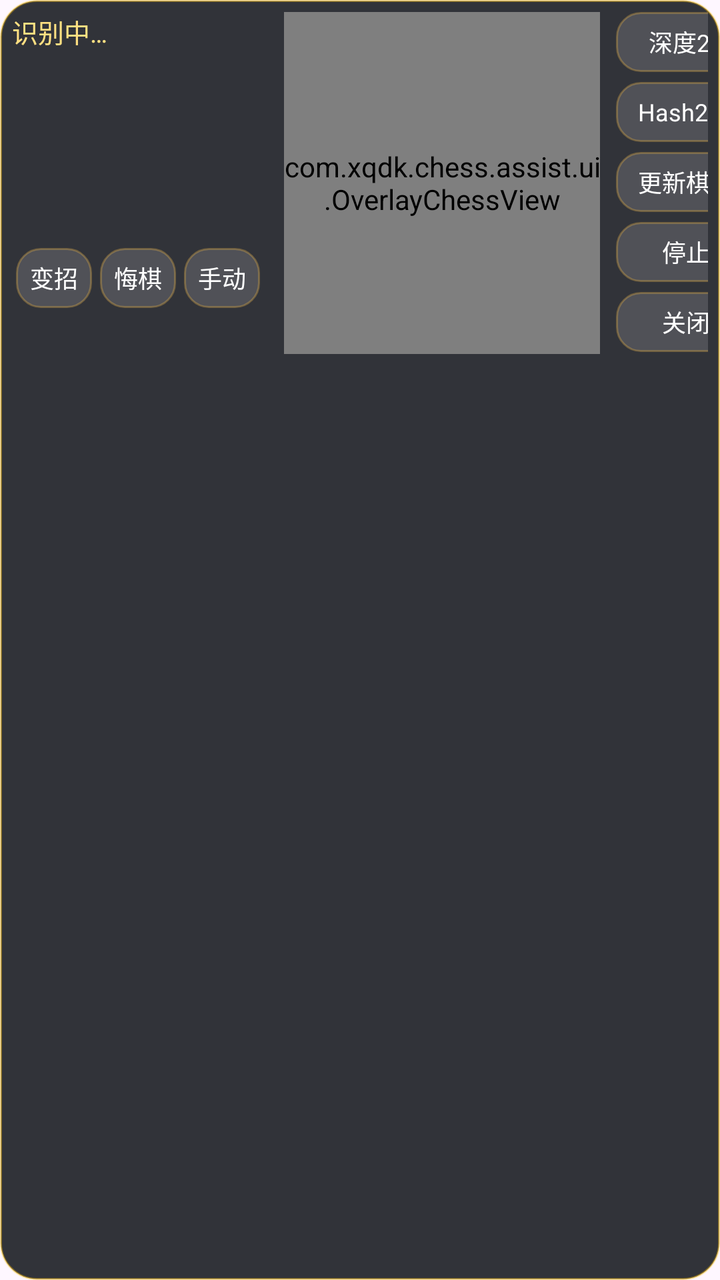
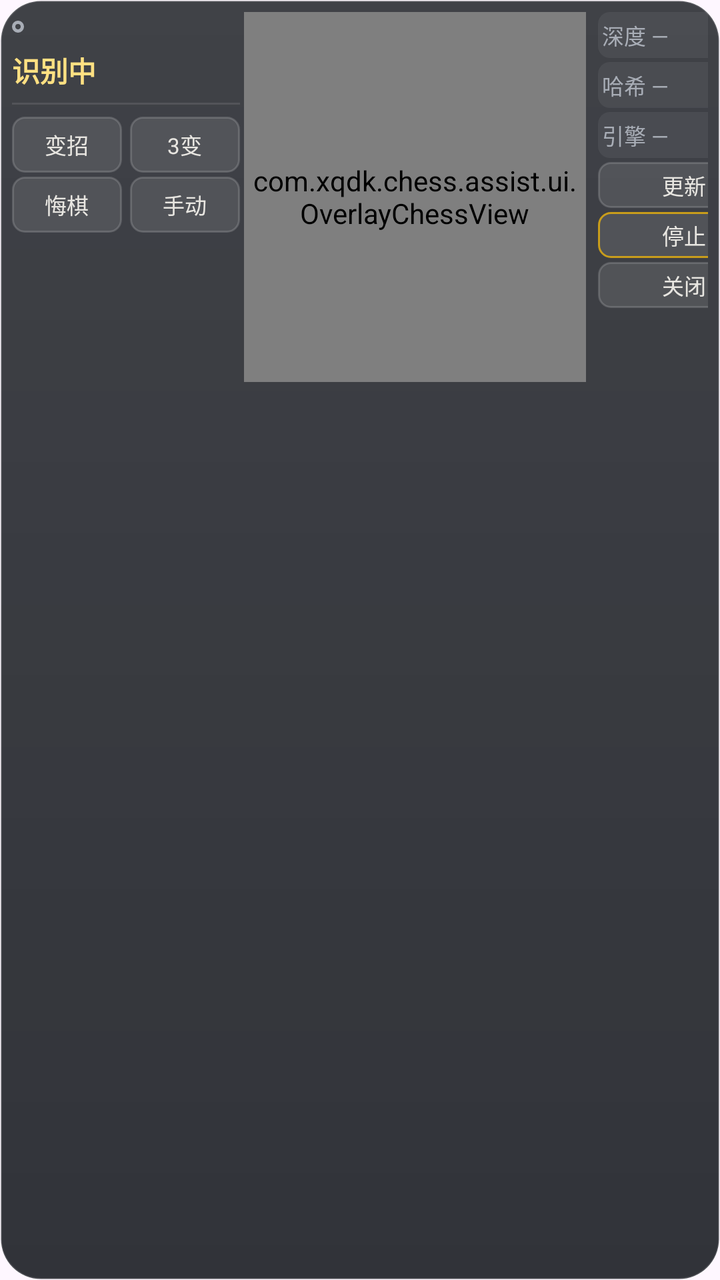

An Android layout rendered at two revisions. The XML below is the earlier revision; the diff shows what the commit changed to produce the second picture.
<!-- AndroidManifest.xml: application theme Theme.ChineseChess -->
<!-- res/layout/overlay_panel.xml -->
<?xml version="1.0" encoding="utf-8"?>
<LinearLayout xmlns:android="http://schemas.android.com/apk/res/android"
    android:id="@+id/overlay_root"
    android:layout_width="wrap_content"
    android:layout_height="wrap_content"
    android:background="@drawable/overlay_bg"
    android:clickable="true"
    android:focusable="true"
    android:orientation="horizontal"
    android:padding="6dp">

    
    <LinearLayout
        android:layout_width="132dp"
        android:layout_height="wrap_content"
        android:orientation="vertical">

        <TextView
            android:id="@+id/overlay_status"
            android:layout_width="match_parent"
            android:layout_height="wrap_content"
            android:minHeight="118dp"
            android:ellipsize="end"
            android:maxLines="8"
            android:text="识别中…"
            android:textColor="#FFE082"
            android:textSize="13sp" />

        <LinearLayout
            android:layout_width="match_parent"
            android:layout_height="wrap_content"
            android:orientation="horizontal">

            <TextView
                android:id="@+id/overlay_btn_change"
                style="@style/OverlayButton"
                android:layout_width="38dp"
                android:layout_height="30dp"
                android:layout_marginHorizontal="2dp"
                android:gravity="center"
                android:paddingHorizontal="0dp"
                android:text="变招" />

            <TextView
                android:id="@+id/overlay_btn_undo"
                style="@style/OverlayButton"
                android:layout_width="38dp"
                android:layout_height="30dp"
                android:layout_marginHorizontal="2dp"
                android:gravity="center"
                android:paddingHorizontal="0dp"
                android:text="悔棋" />

            <TextView
                android:id="@+id/overlay_btn_manual"
                style="@style/OverlayButton"
                android:layout_width="38dp"
                android:layout_height="30dp"
                android:layout_marginHorizontal="2dp"
                android:gravity="center"
                android:paddingHorizontal="0dp"
                android:text="手动" />
        </LinearLayout>
    </LinearLayout>

    <com.xqdk.chess.assist.ui.OverlayChessView
        android:id="@+id/overlay_chess"
        android:layout_width="158dp"
        android:layout_height="171dp"
        android:layout_marginHorizontal="4dp" />

    
    <LinearLayout
        android:layout_width="78dp"
        android:layout_height="wrap_content"
        android:orientation="vertical">

        <TextView
            android:id="@+id/overlay_btn_strength"
            style="@style/OverlayButton"
            android:layout_width="match_parent"
            android:layout_height="30dp"
            android:gravity="center"
            android:paddingHorizontal="2dp"
            android:text="深度20" />

        <TextView
            android:id="@+id/overlay_btn_hash"
            style="@style/OverlayButton"
            android:layout_width="match_parent"
            android:layout_height="30dp"
            android:layout_marginTop="5dp"
            android:gravity="center"
            android:paddingHorizontal="2dp"
            android:text="Hash256" />

        <TextView
            android:id="@+id/overlay_btn_turn"
            style="@style/OverlayButton"
            android:layout_width="match_parent"
            android:layout_height="30dp"
            android:layout_marginTop="5dp"
            android:gravity="center"
            android:paddingHorizontal="2dp"
            android:text="更新棋局" />

        <TextView
            android:id="@+id/overlay_btn_pause"
            style="@style/OverlayButton"
            android:layout_width="match_parent"
            android:layout_height="30dp"
            android:layout_marginTop="5dp"
            android:gravity="center"
            android:paddingHorizontal="2dp"
            android:text="停止" />

        <TextView
            android:id="@+id/overlay_btn_close"
            style="@style/OverlayButton"
            android:layout_width="match_parent"
            android:layout_height="30dp"
            android:layout_marginTop="5dp"
            android:gravity="center"
            android:paddingHorizontal="2dp"
            android:text="关闭" />
    </LinearLayout>
</LinearLayout>
<!-- resources referenced by this layout -->
<resources>
  <!-- drawable overlay_bg (drawable) -->
  <?xml version="1.0" encoding="utf-8"?>
  <shape xmlns:android="http://schemas.android.com/apk/res/android" android:shape="rectangle">
      <solid android:color="#E61B1E24" />
      <corners android:radius="18dp" />
      <stroke android:width="1dp" android:color="#66FFC107" />
  </shape>
  <style name="OverlayButton">
          <item name="android:layout_width">wrap_content</item>
          <item name="android:layout_height">wrap_content</item>
          <item name="android:background">@drawable/overlay_button_bg</item>
          <item name="android:paddingHorizontal">7dp</item>
          <item name="android:paddingVertical">3dp</item>
          <item name="android:layout_marginHorizontal">4dp</item>
          <item name="android:textColor">#FFFFFF</item>
          <item name="android:textSize">12sp</item>
      </style>
  <!-- drawable overlay_button_bg (drawable) -->
  <?xml version="1.0" encoding="utf-8"?>
  <shape xmlns:android="http://schemas.android.com/apk/res/android" android:shape="rectangle">
      <solid android:color="#26FFFFFF" />
      <corners android:radius="12dp" />
      <stroke android:width="1dp" android:color="#55EEB74C" />
  </shape>
  <style name="Base.Theme.ChineseChess" parent="Theme.Material3.DayNight.NoActionBar">
          
          
      </style>
  <!-- unchanged entries left out for length: 1 -->
</resources>

<!-- the commit's change to res/layout/overlay_panel.xml (unified diff, before → after) -->
@@ -11,117 +11,187 @@
 
     
     <LinearLayout
-        android:layout_width="132dp"
+        android:id="@+id/overlay_col_left"
+        android:layout_width="114dp"
         android:layout_height="wrap_content"
         android:orientation="vertical">
 
+        
+        <LinearLayout
+            android:layout_width="match_parent"
+            android:layout_height="wrap_content"
+            android:gravity="center_vertical"
+            android:orientation="horizontal">
+
+            <View
+                android:id="@+id/overlay_state_dot"
+                android:layout_width="6dp"
+                android:layout_height="6dp"
+                android:background="@drawable/overlay_state_dot_idle" />
+
+            <TextView
+                android:id="@+id/overlay_state"
+                style="@style/OverlayState"
+                android:layout_width="0dp"
+                android:layout_height="wrap_content"
+                android:layout_marginStart="5dp"
+                android:layout_weight="1" />
+        </LinearLayout>
+
+        
+        <TextView
+            android:id="@+id/overlay_occluded"
+            style="@style/OverlayState"
+            android:layout_width="match_parent"
+            android:layout_height="wrap_content"
+            android:layout_marginTop="3dp"
+            android:text="挡住棋盘，建议移开"
+            android:visibility="gone" />
+
+        
         <TextView
             android:id="@+id/overlay_status"
+            style="@style/OverlayHeadline"
             android:layout_width="match_parent"
             android:layout_height="wrap_content"
-            android:minHeight="118dp"
-            android:ellipsize="end"
-            android:maxLines="8"
-            android:text="识别中…"
-            android:textColor="#FFE082"
-            android:textSize="13sp" />
+            android:layout_marginTop="4dp"
+            android:text="识别中" />
+
+        
+        <TextView
+            android:id="@+id/overlay_advantage"
+            style="@style/OverlayAdvantage"
+            android:layout_width="match_parent"
+            android:layout_height="wrap_content"
+            android:layout_marginTop="2dp"
+            android:textColor="@color/qi_jade_text"
+            android:visibility="gone" />
+
+        <View
+            android:id="@+id/overlay_divider"
+            android:layout_width="match_parent"
+            android:layout_height="1dp"
+            android:layout_marginTop="6dp"
+            android:background="@color/qi_line1" />
+
+        
+        <TextView
+            android:id="@+id/overlay_candidate"
+            style="@style/OverlayCandidate"
+            android:layout_width="match_parent"
+            android:layout_height="wrap_content"
+            android:layout_marginTop="6dp"
+            android:textColor="@color/qi_ivory"
+            android:visibility="gone" />
+
+        
+        <LinearLayout
+            android:layout_width="match_parent"
+            android:layout_height="wrap_content"
+            android:layout_marginTop="6dp"
+            android:orientation="horizontal">
+
+            <TextView
+                android:id="@+id/overlay_btn_change"
+                style="@style/OverlayAction"
+                android:layout_width="0dp"
+                android:layout_height="28dp"
+                android:layout_marginEnd="2dp"
+                android:layout_weight="1"
+                android:text="变招" />
+
+            <TextView
+                android:id="@+id/overlay_btn_multipv"
+                style="@style/OverlayAction"
+                android:layout_width="0dp"
+                android:layout_height="28dp"
+                android:layout_marginStart="2dp"
+                android:layout_weight="1"
+                android:text="3变" />
+        </LinearLayout>
 
         <LinearLayout
             android:layout_width="match_parent"
             android:layout_height="wrap_content"
+            android:layout_marginTop="2dp"
             android:orientation="horizontal">
 
             <TextView
-                android:id="@+id/overlay_btn_change"
-                style="@style/OverlayButton"
-                android:layout_width="38dp"
-                android:layout_height="30dp"
-                android:layout_marginHorizontal="2dp"
-                android:gravity="center"
-                android:paddingHorizontal="0dp"
-                android:text="变招" />
-
-            <TextView
                 android:id="@+id/overlay_btn_undo"
-                style="@style/OverlayButton"
-                android:layout_width="38dp"
-                android:layout_height="30dp"
-                android:layout_marginHorizontal="2dp"
-                android:gravity="center"
-                android:paddingHorizontal="0dp"
+                style="@style/OverlayAction"
+                android:layout_width="0dp"
+                android:layout_height="28dp"
+                android:layout_marginEnd="2dp"
+                android:layout_weight="1"
                 android:text="悔棋" />
 
             <TextView
                 android:id="@+id/overlay_btn_manual"
-                style="@style/OverlayButton"
-                android:layout_width="38dp"
-                android:layout_height="30dp"
-                android:layout_marginHorizontal="2dp"
-                android:gravity="center"
-                android:paddingHorizontal="0dp"
+                style="@style/OverlayAction"
+                android:layout_width="0dp"
+                android:layout_height="28dp"
+                android:layout_marginStart="2dp"
+                android:layout_weight="1"
                 android:text="手动" />
         </LinearLayout>
     </LinearLayout>
 
     <com.xqdk.chess.assist.ui.OverlayChessView
         android:id="@+id/overlay_chess"
-        android:layout_width="158dp"
-        android:layout_height="171dp"
-        android:layout_marginHorizontal="4dp" />
+        android:layout_width="171dp"
+        android:layout_height="185dp"
+        android:layout_marginHorizontal="2dp" />
 
     
     <LinearLayout
-        android:layout_width="78dp"
+        android:id="@+id/overlay_col_right"
+        android:layout_width="90dp"
         android:layout_height="wrap_content"
-        android:orientation="vertical">
+        android:layout_marginStart="2dp"
+        android:orientation="vertical"
+        android:paddingHorizontal="2dp">
 
         <TextView
             android:id="@+id/overlay_btn_strength"
-            style="@style/OverlayButton"
-            android:layout_width="match_parent"
-            android:layout_height="30dp"
-            android:gravity="center"
-            android:paddingHorizontal="2dp"
-            android:text="深度20" />
+            style="@style/OverlayChip"
+            android:text="深度 —" />
 
         <TextView
             android:id="@+id/overlay_btn_hash"
-            style="@style/OverlayButton"
-            android:layout_width="match_parent"
-            android:layout_height="30dp"
-            android:layout_marginTop="5dp"
-            android:gravity="center"
-            android:paddingHorizontal="2dp"
-            android:text="Hash256" />
+            style="@style/OverlayChip"
+            android:layout_marginTop="2dp"
+            android:text="哈希 —" />
+
+        
+        <TextView
+            android:id="@+id/overlay_btn_engine"
+            style="@style/OverlayChip"
+            android:layout_marginTop="2dp"
+            android:text="引擎 —" />
 
         <TextView
             android:id="@+id/overlay_btn_turn"
-            style="@style/OverlayButton"
+            style="@style/OverlayAction"
             android:layout_width="match_parent"
-            android:layout_height="30dp"
-            android:layout_marginTop="5dp"
-            android:gravity="center"
-            android:paddingHorizontal="2dp"
-            android:text="更新棋局" />
+            android:layout_height="23dp"
+            android:layout_marginTop="2dp"
+            android:text="更新" />
 
         <TextView
             android:id="@+id/overlay_btn_pause"
-            style="@style/OverlayButton"
+            style="@style/OverlayAction"
             android:layout_width="match_parent"
-            android:layout_height="30dp"
-            android:layout_marginTop="5dp"
-            android:gravity="center"
-            android:paddingHorizontal="2dp"
+            android:layout_height="23dp"
+            android:layout_marginTop="2dp"
+            android:background="@drawable/overlay_action_stop_bg"
             android:text="停止" />
 
         <TextView
             android:id="@+id/overlay_btn_close"
-            style="@style/OverlayButton"
+            style="@style/OverlayAction"
             android:layout_width="match_parent"
-            android:layout_height="30dp"
-            android:layout_marginTop="5dp"
-            android:gravity="center"
-            android:paddingHorizontal="2dp"
+            android:layout_height="23dp"
+            android:layout_marginTop="2dp"
             android:text="关闭" />
     </LinearLayout>
 </LinearLayout>
<!-- resource entries referenced after the edit -->
@@ -1,33 +1,156 @@
 <!-- resources referenced by this layout -->
 <resources>
+  <color name="qi_ivory">#E8E6E1</color>
+  <color name="qi_jade_text">#81C784</color>
+  <color name="qi_line1">#1AFFFFFF</color>
+  <!-- drawable overlay_action_stop_bg (drawable) -->
+  <?xml version="1.0" encoding="utf-8"?>
+  <selector xmlns:android="http://schemas.android.com/apk/res/android">
+      <item android:state_pressed="true">
+          <shape android:shape="rectangle">
+              <corners android:radius="6dp" />
+              <solid android:color="#26FFC107" />
+              <stroke
+                  android:width="1dp"
+                  android:color="@color/qi_amber" />
+          </shape>
+      </item>
+      <item>
+          <shape android:shape="rectangle">
+              <corners android:radius="6dp" />
+              <solid android:color="@color/qi_line1" />
+              <stroke
+                  android:width="1dp"
+                  android:color="#B3FFC107" />
+          </shape>
+      </item>
+  </selector>
   <!-- drawable overlay_bg (drawable) -->
   <?xml version="1.0" encoding="utf-8"?>
-  <shape xmlns:android="http://schemas.android.com/apk/res/android" android:shape="rectangle">
-      <solid android:color="#E61B1E24" />
-      <corners android:radius="18dp" />
-      <stroke android:width="1dp" android:color="#66FFC107" />
+  <layer-list xmlns:android="http://schemas.android.com/apk/res/android">
+      <item>
+          <shape android:shape="rectangle">
+              <corners android:radius="@dimen/qi_r_xl" />
+              <solid android:color="@color/qi_glass" />
+              <stroke
+                  android:width="1dp"
+                  android:color="#24FFFFFF" />
+          </shape>
+      </item>
+      <item>
+          <shape android:shape="rectangle">
+              <corners android:radius="@dimen/qi_r_xl" />
+              <gradient
+                  android:angle="270"
+                  android:centerY="0.42"
+                  android:endColor="#00FFFFFF"
+                  android:startColor="#12FFFFFF"
+                  android:type="linear" />
+          </shape>
+      </item>
+  </layer-list>
+  <!-- drawable overlay_state_dot_idle (drawable) -->
+  <?xml version="1.0" encoding="utf-8"?>
+  <shape xmlns:android="http://schemas.android.com/apk/res/android" android:shape="oval">
+      <solid android:color="#00000000" />
+      <stroke
+          android:width="1.5dp"
+          android:color="@color/qi_muted" />
   </shape>
-  <style name="OverlayButton">
-          <item name="android:layout_width">wrap_content</item>
-          <item name="android:layout_height">wrap_content</item>
-          <item name="android:background">@drawable/overlay_button_bg</item>
-          <item name="android:paddingHorizontal">7dp</item>
-          <item name="android:paddingVertical">3dp</item>
-          <item name="android:layout_marginHorizontal">4dp</item>
-          <item name="android:textColor">#FFFFFF</item>
+  <style name="OverlayAction">
+          <item name="android:background">@drawable/overlay_action_bg</item>
+          <item name="android:textColor">@color/qi_ivory</item>
+          <item name="android:textSize">11sp</item>
+          <item name="android:gravity">center</item>
+          <item name="android:maxLines">1</item>
+          <item name="android:paddingHorizontal">2dp</item>
+      </style>
+  <style name="OverlayAdvantage">
           <item name="android:textSize">12sp</item>
+          <item name="android:fontFeatureSettings">tnum</item>
+          <item name="android:maxLines">1</item>
+          <item name="android:ellipsize">end</item>
       </style>
-  <!-- drawable overlay_button_bg (drawable) -->
+  <style name="OverlayCandidate">
+          <item name="android:textSize">12sp</item>
+          <item name="android:maxLines">2</item>
+          <item name="android:ellipsize">end</item>
+      </style>
+  <style name="OverlayChip">
+          <item name="android:layout_width">match_parent</item>
+          <item name="android:layout_height">23dp</item>
+          <item name="android:gravity">center_vertical</item>
+          <item name="android:paddingLeft">2dp</item>
+          <item name="android:paddingRight">2dp</item>
+          <item name="android:background">@drawable/overlay_chip_bg</item>
+          <item name="android:textSize">11sp</item>
+          <item name="android:textColor">@color/qi_muted</item>
+          <item name="android:maxLines">1</item>
+      </style>
+  <style name="OverlayHeadline">
+          <item name="android:textSize">14sp</item>
+          <item name="android:textStyle">bold</item>
+          <item name="android:textColor">@color/qi_amber_text</item>
+          <item name="android:maxLines">2</item>
+          <item name="android:ellipsize">end</item>
+      </style>
+  <style name="OverlayState">
+          <item name="android:textSize">11sp</item>
+          <item name="android:textColor">@color/qi_muted</item>
+          <item name="android:maxLines">1</item>
+          <item name="android:ellipsize">end</item>
+      </style>
+  <color name="qi_amber">#FFC107</color>
+  <dimen name="qi_r_xl">20dp</dimen>
+  <color name="qi_glass">#E61B1E24</color>
+  <color name="qi_muted">#A8ADB6</color>
+  <!-- drawable overlay_action_bg (drawable) -->
   <?xml version="1.0" encoding="utf-8"?>
-  <shape xmlns:android="http://schemas.android.com/apk/res/android" android:shape="rectangle">
-      <solid android:color="#26FFFFFF" />
-      <corners android:radius="12dp" />
-      <stroke android:width="1dp" android:color="#55EEB74C" />
-  </shape>
+  <selector xmlns:android="http://schemas.android.com/apk/res/android">
+      <item android:state_pressed="true">
+          <shape android:shape="rectangle">
+              <corners android:radius="6dp" />
+              <solid android:color="@color/qi_line2" />
+              <stroke
+                  android:width="1dp"
+                  android:color="@color/qi_line3" />
+          </shape>
+      </item>
+      <item>
+          <shape android:shape="rectangle">
+              <corners android:radius="6dp" />
+              <solid android:color="@color/qi_line1" />
+              <stroke
+                  android:width="1dp"
+                  android:color="@color/qi_line2" />
+          </shape>
+      </item>
+  </selector>
+  <!-- drawable overlay_chip_bg (drawable) -->
+  <?xml version="1.0" encoding="utf-8"?>
+  <selector xmlns:android="http://schemas.android.com/apk/res/android">
+      <item android:state_pressed="true">
+          <shape android:shape="rectangle">
+              <corners android:radius="6dp" />
+              <solid android:color="#1CFFFFFF" />
+          </shape>
+      </item>
+      <item>
+          <shape android:shape="rectangle">
+              <corners android:radius="6dp" />
+              <solid android:color="#0FFFFFFF" />
+          </shape>
+      </item>
+  </selector>
+  <color name="qi_amber_text">#FFE082</color>
   <style name="Base.Theme.ChineseChess" parent="Theme.Material3.DayNight.NoActionBar">
           
-          
+          <item name="colorPrimary">@color/qi_zhu_btn</item>
+          <item name="colorAccent">@color/qi_zhu_btn</item>
       </style>
+  <color name="qi_line2">#29FFFFFF</color>
+  <color name="qi_line3">#47FFFFFF</color>
+  <color name="qi_zhu_btn">#C35440</color>
   <!-- unchanged entries left out for length: 1 -->
 </resources>
 
